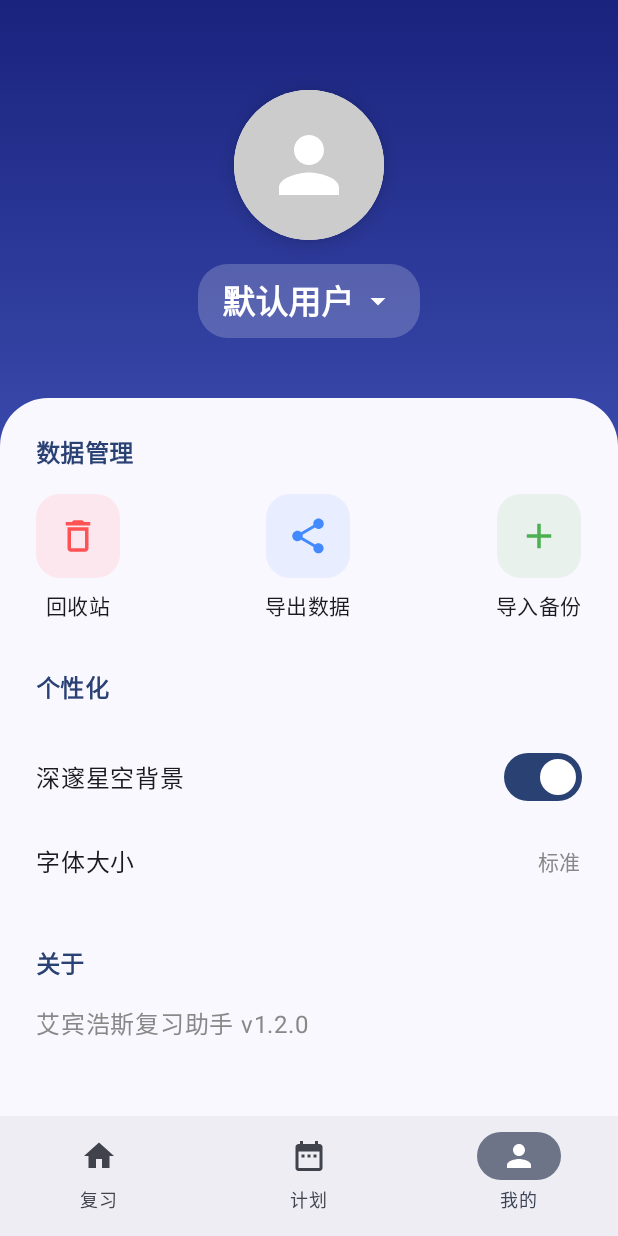
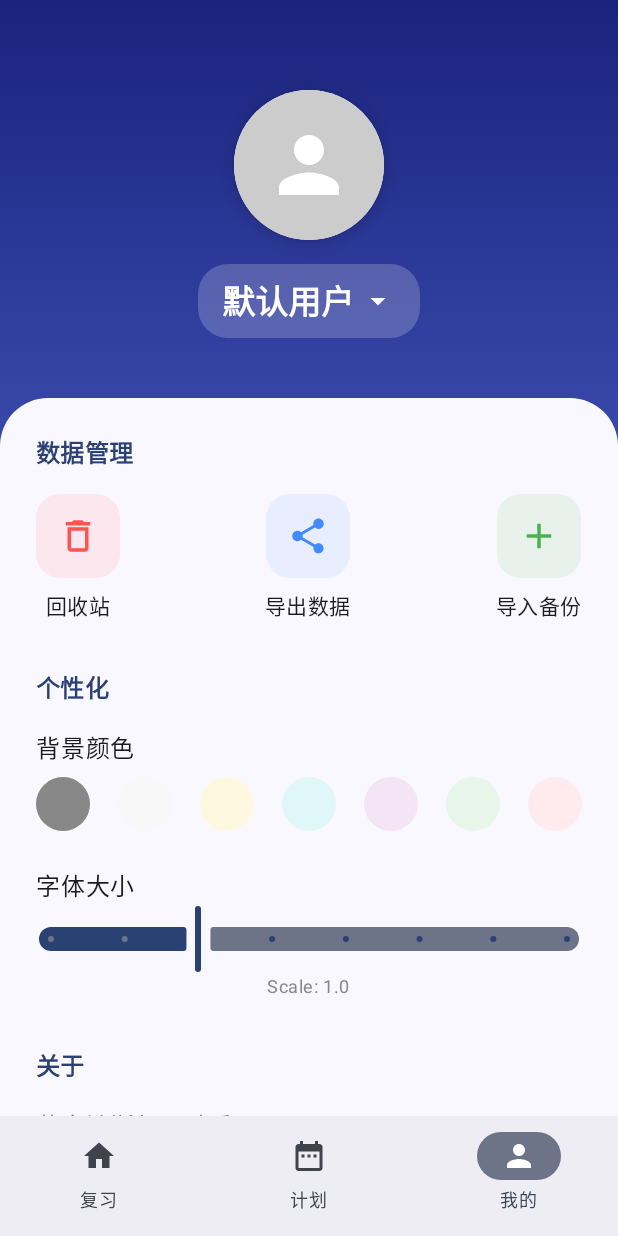
Before and after one commit to raink2026/EbbinghausReviewer, an Android app built with Jetpack Compose: the ProfileScreen screen opened through its navigation route, on a phone screen of 412 x 824 dp. Run offline under Robolectric (Android 15) with nearby library versions, the phone set to English and light mode, and no system bars; our stand-ins replace Room's generated code.

Commit message:
Implement global background and font size settings
- Add themeColor and fontScale fields to User entity
- Implement database migration (version 3 to 4)
- Update ProfileViewModel to support updating theme settings
- Refactor MainActivity to apply global theme settings from current user
- Add Color Picker and Font Scale Slider to ProfileScreen
- Update AppDatabase to version 4 with MIGRATION_3_4

```diff
--- a/app/src/main/java/com/ebbinghaus/review/MainActivity.kt
+++ b/app/src/main/java/com/ebbinghaus/review/MainActivity.kt
@@ -8,13 +8,18 @@ import androidx.activity.compose.setContent
 import androidx.activity.result.contract.ActivityResultContracts
 import androidx.lifecycle.lifecycleScope
 import com.ebbinghaus.review.ui.MainScreen
+import com.ebbinghaus.review.ui.MainViewModel
 import com.ebbinghaus.review.ui.theme.EbbinghausReviewTheme
+import androidx.activity.viewModels
 import androidx.compose.material3.MaterialTheme
 import androidx.compose.runtime.Composable
+import androidx.compose.runtime.collectAsState
+import androidx.compose.runtime.getValue
 import androidx.compose.ui.platform.LocalContext
 import kotlinx.coroutines.launch
 
 class MainActivity : ComponentActivity() {
+    private val mainViewModel: MainViewModel by viewModels()
 
     private val exportLauncher = registerForActivityResult(
         ActivityResultContracts.CreateDocument("application/zip")
@@ -62,17 +67,11 @@ class MainActivity : ComponentActivity() {
         }
 
         setContent {
-            AppMaterialTheme {
+            val currentUser by mainViewModel.currentUser.collectAsState()
+
+            EbbinghausReviewTheme(fontScale = currentUser?.fontScale ?: 1.0f) {
                 MainScreen(activity = this)
             }
         }
     }
 }
-
-@Composable
-fun AppMaterialTheme(content: @Composable () -> Unit) {
-    androidx.compose.material3.MaterialTheme(
-        colorScheme = androidx.compose.material3.dynamicLightColorScheme(LocalContext.current),
-        content = content
-    )
-}
--- a/app/src/main/java/com/ebbinghaus/review/data/AppDatabase.kt
+++ b/app/src/main/java/com/ebbinghaus/review/data/AppDatabase.kt
@@ -4,10 +4,11 @@ import android.content.Context
 import androidx.room.Database
 import androidx.room.Room
 import androidx.room.RoomDatabase
+import androidx.room.migration.Migration
+import androidx.sqlite.db.SupportSQLiteDatabase
 import com.ebbinghaus.review.utils.AppConstants
 
-// 【新增】User::class
-@Database(entities = [ReviewItem::class, ReviewLog::class, PlanItem::class, User::class], version = 3, exportSchema = true)
+@Database(entities = [ReviewItem::class, ReviewLog::class, PlanItem::class, User::class], version = 4, exportSchema = true)
 abstract class AppDatabase : RoomDatabase() {
     abstract fun reviewDao(): ReviewDao
     abstract fun planDao(): PlanDao
@@ -17,6 +18,13 @@ abstract class AppDatabase : RoomDatabase() {
         @Volatile
         private var Instance: AppDatabase? = null
 
+        val MIGRATION_3_4 = object : Migration(3, 4) {
+            override fun migrate(database: SupportSQLiteDatabase) {
+                database.execSQL("ALTER TABLE users ADD COLUMN themeColor INTEGER")
+                database.execSQL("ALTER TABLE users ADD COLUMN fontScale REAL NOT NULL DEFAULT 1.0")
+            }
+        }
+
         fun getDatabase(context: Context): AppDatabase {
             return Instance ?: synchronized(this) {
                 Room.databaseBuilder(
@@ -24,7 +32,7 @@ abstract class AppDatabase : RoomDatabase() {
                     AppDatabase::class.java,
                     AppConstants.DB_NAME
                 )
-                // Removed fallbackToDestructiveMigration for data safety
+                .addMigrations(MIGRATION_3_4)
                 .build().also { Instance = it }
             }
         }
--- a/app/src/main/java/com/ebbinghaus/review/data/User.kt
+++ b/app/src/main/java/com/ebbinghaus/review/data/User.kt
@@ -8,5 +8,7 @@ data class User(
     @PrimaryKey(autoGenerate = true) val id: Long = 0,
     val name: String,
     val avatarUrl: String? = null, // 可选：支持图片头像
-    val isCurrent: Boolean = false // 标记是否为当前登录用户
+    val isCurrent: Boolean = false, // 标记是否为当前登录用户
+    val themeColor: Long? = null, // 全局背景色 (ARGB)
+    val fontScale: Float = 1.0f // 全局字体缩放比例
 )
--- a/app/src/main/java/com/ebbinghaus/review/data/UserDao.kt
+++ b/app/src/main/java/com/ebbinghaus/review/data/UserDao.kt
@@ -14,8 +14,11 @@ interface UserDao {
     @Query("SELECT * FROM users WHERE isCurrent = 1 LIMIT 1")
     suspend fun getCurrentUserSync(): User?
 
-    @Insert
+    @Insert(onConflict = OnConflictStrategy.REPLACE)
     suspend fun insertUser(user: User)
+
+    @Update
+    suspend fun updateUser(user: User)
 
     @Query("UPDATE users SET isCurrent = 0")
     suspend fun clearCurrentUser()
--- a/app/src/main/java/com/ebbinghaus/review/ui/MainScreen.kt
+++ b/app/src/main/java/com/ebbinghaus/review/ui/MainScreen.kt
@@ -6,14 +6,18 @@ import androidx.compose.material.icons.filled.DateRange
 import androidx.compose.material.icons.filled.Home
 import androidx.compose.material.icons.filled.Person
 import androidx.compose.material3.Icon
+import androidx.compose.material3.MaterialTheme
 import androidx.compose.material3.NavigationBar
 import androidx.compose.material3.NavigationBarItem
 import androidx.compose.material3.Scaffold
+import androidx.compose.material3.Surface
 import androidx.compose.material3.Text
 import androidx.compose.runtime.Composable
 import androidx.compose.runtime.collectAsState
 import androidx.compose.runtime.getValue
+import androidx.compose.foundation.layout.fillMaxSize
 import androidx.compose.ui.Modifier
+import androidx.compose.ui.graphics.Color
 import androidx.compose.ui.graphics.vector.ImageVector
 import androidx.lifecycle.viewmodel.compose.viewModel
 import androidx.navigation.NavDestination.Companion.hierarchy
@@ -47,8 +51,13 @@ fun MainScreen(activity: MainActivity) {
     val viewModel: MainViewModel = viewModel()
     val dueItems by viewModel.dueItems.collectAsState()
     val todayReviewedItems by viewModel.todayReviewedItems.collectAsState()
+    val currentUser by viewModel.currentUser.collectAsState()
 
+    val backgroundColor = currentUser?.themeColor?.let { Color(it) } ?: MaterialTheme.colorScheme.background
+
+    Surface(color = backgroundColor, modifier = Modifier.fillMaxSize()) {
     Scaffold(
+        containerColor = Color.Transparent,
         bottomBar = {
             NavigationBar {
                 val navBackStackEntry by navController.currentBackStackEntryAsState()
@@ -118,4 +127,5 @@ fun MainScreen(activity: MainActivity) {
             }
         }
     }
+    }
 }
--- a/app/src/main/java/com/ebbinghaus/review/ui/MainViewModel.kt
+++ b/app/src/main/java/com/ebbinghaus/review/ui/MainViewModel.kt
@@ -33,6 +33,10 @@ class MainViewModel(application: Application) : AndroidViewModel(application) {
     // Ideally these should be injected via DI (Hilt/Koin), but for now we construct them here.
     private val database = AppDatabase.getDatabase(application)
     private val repository = ReviewRepository(database.reviewDao(), ImageRepository(application))
+    private val userDao = database.userDao()
+
+    val currentUser = userDao.getCurrentUser()
+        .stateIn(viewModelScope, SharingStarted.Eagerly, null)
 
     val dueItems: StateFlow<List<ReviewItem>> = repository.getDueItems(System.currentTimeMillis())
         .stateIn(viewModelScope, SharingStarted.WhileSubscribed(5000), emptyList())
--- a/app/src/main/java/com/ebbinghaus/review/ui/ProfileScreen.kt
+++ b/app/src/main/java/com/ebbinghaus/review/ui/ProfileScreen.kt
@@ -143,8 +143,20 @@ fun ProfileScreen(
                         Spacer(modifier = Modifier.height(16.dp))
 
                         // 个性化设置项
-                        SettingSwitchItem(stringResource(R.string.deep_starry_sky_background), useDarkWallpaper) { useDarkWallpaper = it }
-                        SettingItem(stringResource(R.string.font_size), stringResource(R.string.standard))
+                        // SettingSwitchItem(stringResource(R.string.deep_starry_sky_background), useDarkWallpaper) { useDarkWallpaper = it }
+
+                        Text(stringResource(R.string.background_color), style = MaterialTheme.typography.bodyLarge)
+                        ColorPicker(
+                            selectedColor = currentUser?.themeColor,
+                            onColorSelected = { viewModel.updateThemeColor(it) }
+                        )
+                        Spacer(modifier = Modifier.height(16.dp))
+
+                        Text(stringResource(R.string.font_size), style = MaterialTheme.typography.bodyLarge)
+                        FontScaleSlider(
+                            scale = currentUser?.fontScale ?: 1.0f,
+                            onScaleChanged = { viewModel.updateFontScale(it) }
+                        )
 
                         Spacer(modifier = Modifier.height(32.dp))
                         Text(stringResource(R.string.about), style = MaterialTheme.typography.titleMedium, fontWeight = FontWeight.Bold, color = MaterialTheme.colorScheme.primary)
@@ -246,3 +258,54 @@ fun SettingItem(title: String, value: String) {
         Text(value, style = MaterialTheme.typography.bodyMedium, color = Color.Gray)
     }
 }
+
+@Composable
+fun ColorPicker(selectedColor: Long?, onColorSelected: (Long?) -> Unit) {
+    val colors = listOf(
+        null to Color.Transparent, // Default
+        0xFFF8F8F8 to Color(0xFFF8F8F8), // Light Gray
+        0xFFFFF8E1 to Color(0xFFFFF8E1), // Light Yellow
+        0xFFE0F7FA to Color(0xFFE0F7FA), // Light Cyan
+        0xFFF3E5F5 to Color(0xFFF3E5F5), // Light Purple
+        0xFFE8F5E9 to Color(0xFFE8F5E9), // Light Green
+        0xFFFFEBEE to Color(0xFFFFEBEE)  // Light Red
+    )
+
+    Row(
+        modifier = Modifier
+            .fillMaxWidth()
+            .padding(vertical = 8.dp),
+        horizontalArrangement = Arrangement.SpaceBetween
+    ) {
+        colors.forEach { (colorValue, color) ->
+            val isSelected = selectedColor == colorValue
+            Box(
+                modifier = Modifier
+                    .size(36.dp)
+                    .clip(CircleShape)
+                    .background(color)
+                    .clickable { onColorSelected(colorValue) }
+                    .then(if (isSelected) Modifier.background(Color.Black.copy(alpha = 0.1f)) else Modifier)
+                    .then(if (colorValue == null) Modifier.background(Color.Gray) else Modifier) // Visual indicator for default
+            )
+        }
+    }
+}
+
+@Composable
+fun FontScaleSlider(scale: Float, onScaleChanged: (Float) -> Unit) {
+    Column {
+        Slider(
+            value = scale,
+            onValueChange = onScaleChanged,
+            valueRange = 0.8f..1.5f,
+            steps = 6
+        )
+        Text(
+            text = "Scale: ${String.format("%.1f", scale)}",
+            style = MaterialTheme.typography.bodySmall,
+            color = Color.Gray,
+            modifier = Modifier.align(Alignment.CenterHorizontally)
+        )
+    }
+}
--- a/app/src/main/java/com/ebbinghaus/review/ui/ProfileViewModel.kt
+++ b/app/src/main/java/com/ebbinghaus/review/ui/ProfileViewModel.kt
@@ -45,4 +45,20 @@ class ProfileViewModel(application: Application) : AndroidViewModel(application)
             // 目前先做 UI 切换效果
         }
     }
+
+    fun updateThemeColor(color: Long?) {
+        viewModelScope.launch {
+            currentUser.value?.let { user ->
+                userDao.updateUser(user.copy(themeColor = color))
+            }
+        }
+    }
+
+    fun updateFontScale(scale: Float) {
+        viewModelScope.launch {
+            currentUser.value?.let { user ->
+                userDao.updateUser(user.copy(fontScale = scale))
+            }
+        }
+    }
 }
--- a/app/src/main/java/com/ebbinghaus/review/ui/theme/Theme.kt
+++ b/app/src/main/java/com/ebbinghaus/review/ui/theme/Theme.kt
@@ -38,6 +38,7 @@ fun EbbinghausReviewTheme(
     darkTheme: Boolean = isSystemInDarkTheme(),
     // Dynamic color is available on Android 12+
     dynamicColor: Boolean = true,
+    fontScale: Float = 1.0f,
     content: @Composable () -> Unit
 ) {
     val colorScheme = when {
@@ -50,9 +51,27 @@ fun EbbinghausReviewTheme(
         else -> LightColorScheme
     }
 
+    val scaledTypography = Typography.copy(
+        displayLarge = Typography.displayLarge.copy(fontSize = Typography.displayLarge.fontSize * fontScale),
+        displayMedium = Typography.displayMedium.copy(fontSize = Typography.displayMedium.fontSize * fontScale),
+        displaySmall = Typography.displaySmall.copy(fontSize = Typography.displaySmall.fontSize * fontScale),
+        headlineLarge = Typography.headlineLarge.copy(fontSize = Typography.headlineLarge.fontSize * fontScale),
+        headlineMedium = Typography.headlineMedium.copy(fontSize = Typography.headlineMedium.fontSize * fontScale),
+        headlineSmall = Typography.headlineSmall.copy(fontSize = Typography.headlineSmall.fontSize * fontScale),
+        titleLarge = Typography.titleLarge.copy(fontSize = Typography.titleLarge.fontSize * fontScale),
+        titleMedium = Typography.titleMedium.copy(fontSize = Typography.titleMedium.fontSize * fontScale),
+        titleSmall = Typography.titleSmall.copy(fontSize = Typography.titleSmall.fontSize * fontScale),
+        bodyLarge = Typography.bodyLarge.copy(fontSize = Typography.bodyLarge.fontSize * fontScale),
+        bodyMedium = Typography.bodyMedium.copy(fontSize = Typography.bodyMedium.fontSize * fontScale),
+        bodySmall = Typography.bodySmall.copy(fontSize = Typography.bodySmall.fontSize * fontScale),
+        labelLarge = Typography.labelLarge.copy(fontSize = Typography.labelLarge.fontSize * fontScale),
+        labelMedium = Typography.labelMedium.copy(fontSize = Typography.labelMedium.fontSize * fontScale),
+        labelSmall = Typography.labelSmall.copy(fontSize = Typography.labelSmall.fontSize * fontScale)
+    )
+
     MaterialTheme(
         colorScheme = colorScheme,
-        typography = Typography,
+        typography = scaledTypography,
         content = content
     )
 }
--- a/app/src/main/res/values/strings.xml
+++ b/app/src/main/res/values/strings.xml
@@ -7,6 +7,7 @@
     <string name="import_backup">导入备份</string>
     <string name="personalization">个性化</string>
     <string name="deep_starry_sky_background">深邃星空背景</string>
+    <string name="background_color">背景颜色</string>
     <string name="font_size">字体大小</string>
     <string name="standard">标准</string>
     <string name="about">关于</string>
```
